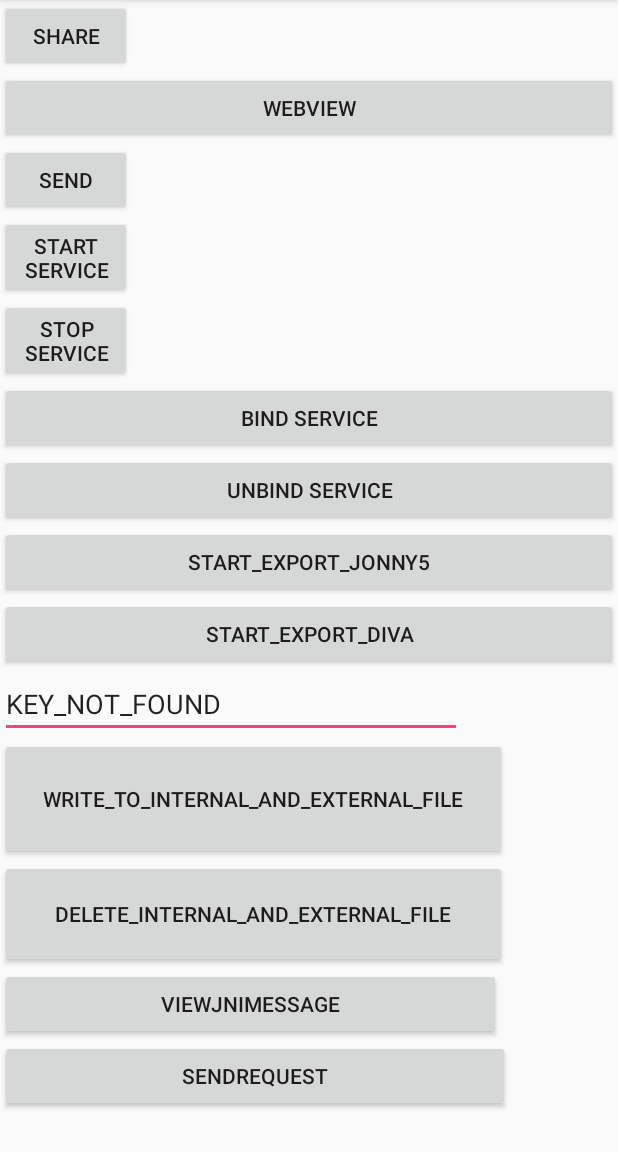
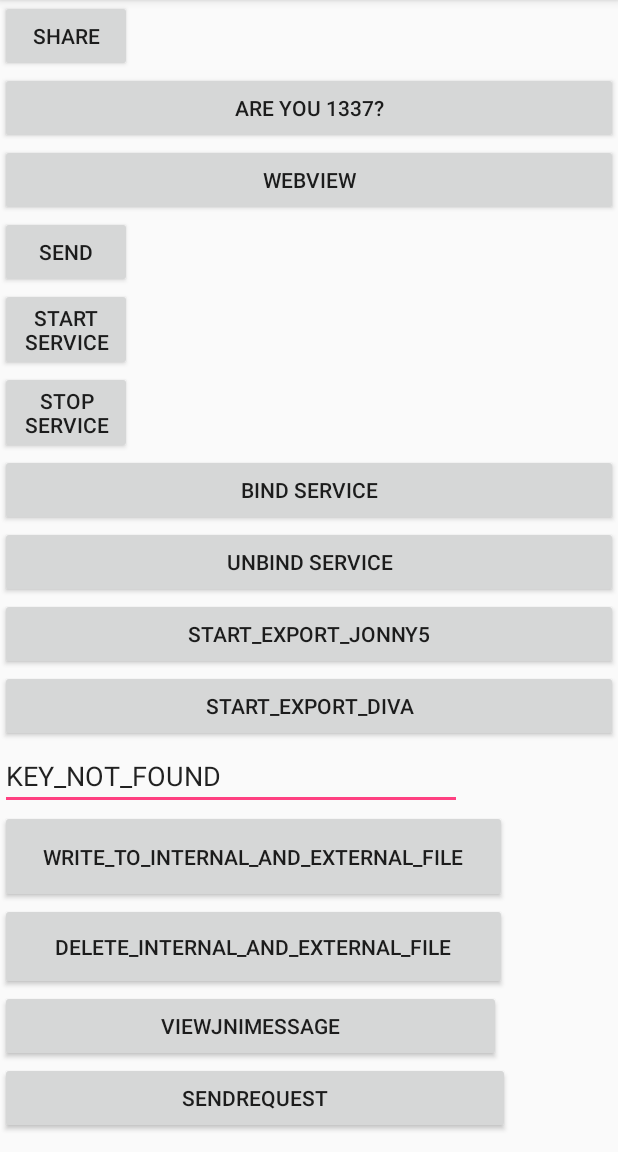
Before and after one commit to H4oK3/Arsenal, an Android app: the screen it shows after launch (MainActivity), on a phone screen of 412 x 824 dp, the part 84-1236 px from its top. Run offline under Robolectric (Android 15) with nearby library versions, the phone set to English and light mode, and no system bars; 1 statement that could not run was skipped.

Commit message:
Added couple notes

```diff
--- a/android/HelloWorld/app/src/main/res/layout/activity_main.xml
+++ b/android/HelloWorld/app/src/main/res/layout/activity_main.xml
@@ -19,6 +19,15 @@
         android:layout_height="wrap_content"
         android:onClick="share"
         android:text="Share"
+        tools:layout_editor_absoluteX="148dp"
+        tools:layout_editor_absoluteY="315dp"/>
+
+    <Button
+        android:id="@+id/button5"
+        android:layout_width="match_parent"
+        android:layout_height="wrap_content"
+        android:onClick="littest"
+        android:text="Are you 1337?"
         tools:layout_editor_absoluteX="148dp"
         tools:layout_editor_absoluteY="315dp"/>
 
```
Also changed, not shown: android/HelloWorld/app/src/main/java/com/ha0k3/helloworld/MainActivity.java (+15 -0 lines), 2 other files.
